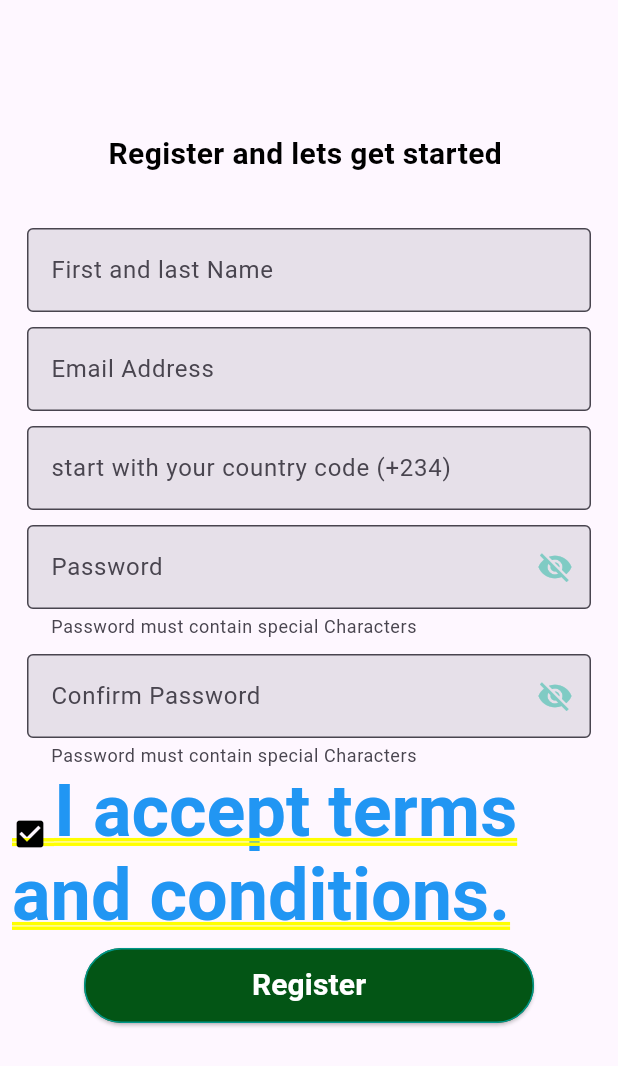
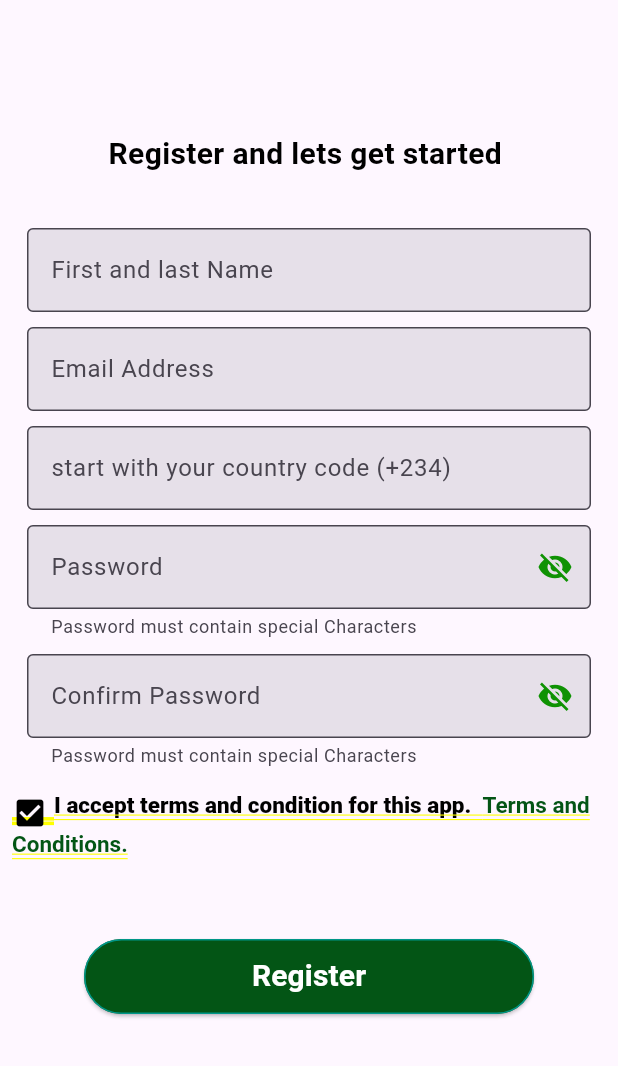
Before and after one commit to RexPower/rex_power, a Flutter app: the Register screen opened by its route, on a phone screen of 412 x 824 dp. Shown: the top 1066 px of the screen. Run offline on Flutter 3.47's test engine with Material 2 defaults, Android fonts, the phone set to English and light mode, and no system bars; our stand-ins replace get, go_router, google_fonts; missing offline and left inert: chart_it, flutter_displaymode.

Commit message:
RichText Done

```diff
--- a/lib/features/authentication/register.dart
+++ b/lib/features/authentication/register.dart
@@ -37,7 +37,8 @@ class RegisterState extends State<Register> {
             child: Padding(
               padding: const EdgeInsets.all(8.0),
               child: Column(
-                  mainAxisAlignment: MainAxisAlignment.center, children: [
+                  mainAxisAlignment: MainAxisAlignment.center,
+                  children: [
                     Center(
                       child: Container(
                         margin: const EdgeInsets.only(bottom: 25),
@@ -94,11 +95,12 @@ class RegisterState extends State<Register> {
                         decoration: InputDecoration(
                           labelText: "Password",
                           // labelText: "Password",
-                      helperText: "Password must contain special Characters",
+                          helperText:
+                              "Password must contain special Characters",
                           hintStyle: const TextStyle(color: Colors.black54),
                           border: const OutlineInputBorder(),
                           suffixIcon: IconButton(
-                        color: Colors.teal.shade200,
+                            color: const Color(0xFF0F9203),
                             icon: Icon(passwordVisible
                                 ? Icons.visibility
                                 : Icons.visibility_off),
@@ -122,11 +124,12 @@ class RegisterState extends State<Register> {
                         controller: _confirmPasswordController,
                         decoration: InputDecoration(
                           labelText: "Confirm Password",
-                      helperText: "Password must contain special Characters",
+                          helperText:
+                              "Password must contain special Characters",
                           // labelText: "Password",
                           border: const OutlineInputBorder(),
                           suffixIcon: IconButton(
-                        color: Colors.teal.shade200,
+                            color: const Color(0xFF0F9203),
                             icon: Icon(passwordVisible
                                 ? Icons.visibility
                                 : Icons.visibility_off),
@@ -143,14 +146,15 @@ class RegisterState extends State<Register> {
                         ),
                       ),
                     ),
+                    const SizedBox(height: 16.0),
                     RichText(
                       text: TextSpan(
-                      style: DefaultTextStyle
-                          .of(context)
-                          .style,
-                      children: const [
+                        style: DefaultTextStyle.of(context).style,
+                        children: [
                           WidgetSpan(
-                          child: Padding(
+                            child: GestureDetector(
+                              onTap: () {},
+                              child: const Padding(
                                 padding: EdgeInsets.only(right: 4.0),
                                 child: Icon(
                                   Icons.check_box,
@@ -158,17 +162,28 @@ class RegisterState extends State<Register> {
                                 ),
                               ),
                             ),
-                        TextSpan(
-                          text: 'I accept terms and conditions.',
+                          ),
+                          const TextSpan(
+                            text:
+                                'I accept terms and condition for this app.  ',
+                            style: TextStyle(
+                              color: Colors.black,
+                              fontSize: 15,
+                            ),
+                          ),
+                          const TextSpan(
+                            text: 'Terms and Conditions.',
                             style: TextStyle(
                               fontWeight: FontWeight.bold,
-                            color: Colors.blue,
+                              color: Color(0xFF035515),
+                              fontSize: 15,
                             ),
                           ),
-                      ]
+                        ],
                       ),
                     ),
-
+                    const SizedBox(height: 16.0),
+                    const SizedBox(height: 30.0),
                     Container(
                       width: 300,
                       height: 50,
```
Lines whose indentation alone changed are shown as unchanged.
